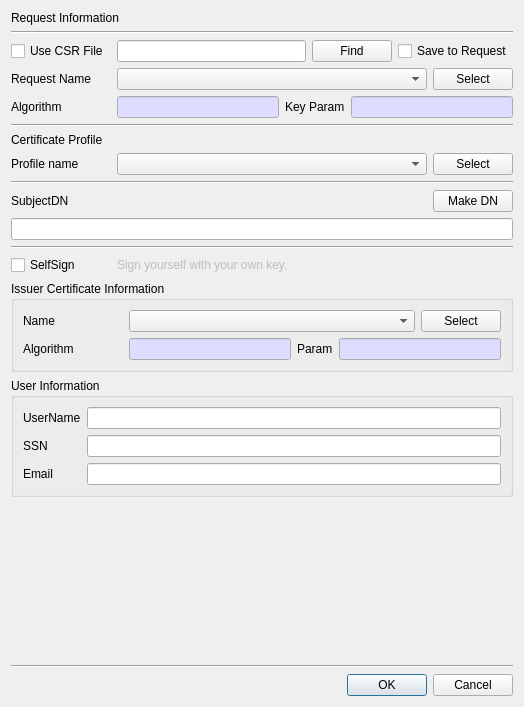
First picture: the form in CertMan/make_cert_dlg.ui, repository jykim74/CertMan, before the edit.
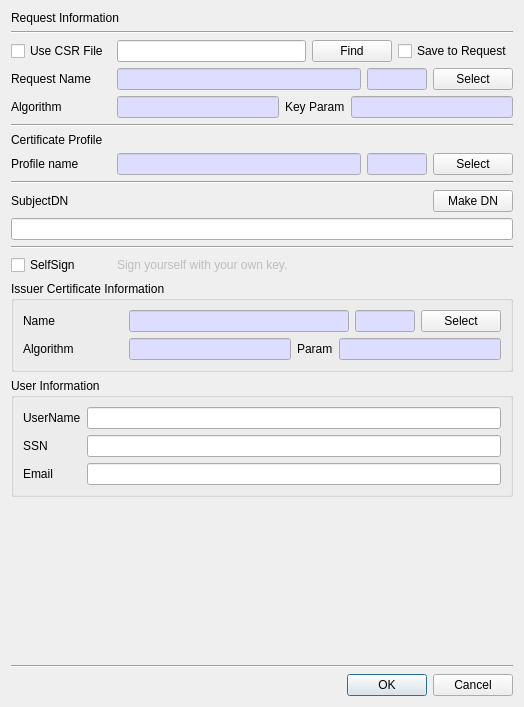
Second picture: the form after the edit.

Commit message: CAMan ProfileMan 지원

Patch:
```diff
--- a/CertMan/make_cert_dlg.ui
+++ b/CertMan/make_cert_dlg.ui
@@ -83,6 +83,13 @@
      <property name="topMargin">
       <number>0</number>
      </property>
+     <item row="0" column="3">
+      <widget class="QPushButton" name="mSelectCSRBtn">
+       <property name="text">
+        <string>Select</string>
+       </property>
+      </widget>
+     </item>
      <item row="0" column="0">
       <widget class="QLabel" name="label_2">
        <property name="minimumSize">
@@ -103,22 +110,82 @@
       </widget>
      </item>
      <item row="0" column="1">
-      <widget class="QComboBox" name="mReqNameCombo">
-       <property name="sizePolicy">
-        <sizepolicy hsizetype="Expanding" vsizetype="Fixed">
-         <horstretch>0</horstretch>
-         <verstretch>0</verstretch>
-        </sizepolicy>
+      <widget class="QLineEdit" name="mReqNameText">
+       <property name="palette">
+        <palette>
+         <active>
+          <colorrole role="Base">
+           <brush brushstyle="SolidPattern">
+            <color alpha="255">
+             <red>221</red>
+             <green>221</green>
+             <blue>255</blue>
+            </color>
+           </brush>
+          </colorrole>
+         </active>
+         <inactive>
+          <colorrole role="Base">
+           <brush brushstyle="SolidPattern">
+            <color alpha="255">
+             <red>221</red>
+             <green>221</green>
+             <blue>255</blue>
+            </color>
+           </brush>
+          </colorrole>
+         </inactive>
+         <disabled/>
+        </palette>
        </property>
-       <property name="sizeAdjustPolicy">
-        <enum>QComboBox::AdjustToContentsOnFirstShow</enum>
+       <property name="readOnly">
+        <bool>true</bool>
        </property>
       </widget>
      </item>
      <item row="0" column="2">
-      <widget class="QPushButton" name="mSelectCSRBtn">
-       <property name="text">
-        <string>Select</string>
+      <widget class="QLineEdit" name="mReqNumText">
+       <property name="minimumSize">
+        <size>
+         <width>60</width>
+         <height>0</height>
+        </size>
+       </property>
+       <property name="maximumSize">
+        <size>
+         <width>60</width>
+         <height>16777215</height>
+        </size>
+       </property>
+       <property name="palette">
+        <palette>
+         <active>
+          <colorrole role="Base">
+           <brush brushstyle="SolidPattern">
+            <color alpha="255">
+             <red>221</red>
+             <green>221</green>
+             <blue>255</blue>
+            </color>
+           </brush>
+          </colorrole>
+         </active>
+         <inactive>
+          <colorrole role="Base">
+           <brush brushstyle="SolidPattern">
+            <color alpha="255">
+             <red>221</red>
+             <green>221</green>
+             <blue>255</blue>
+            </color>
+           </brush>
+          </colorrole>
+         </inactive>
+         <disabled/>
+        </palette>
+       </property>
+       <property name="readOnly">
+        <bool>true</bool>
        </property>
       </widget>
      </item>
@@ -283,23 +350,93 @@
        </property>
       </widget>
      </item>
-     <item row="0" column="1">
-      <widget class="QComboBox" name="mProfileNameCombo">
-       <property name="sizePolicy">
-        <sizepolicy hsizetype="Expanding" vsizetype="Fixed">
-         <horstretch>0</horstretch>
-         <verstretch>0</verstretch>
-        </sizepolicy>
-       </property>
-      </widget>
-     </item>
-     <item row="0" column="2">
+     <item row="0" column="3">
       <widget class="QPushButton" name="mSelectProfileBtn">
        <property name="text">
         <string>Select</string>
        </property>
       </widget>
      </item>
+     <item row="0" column="1">
+      <widget class="QLineEdit" name="mProfileNameText">
+       <property name="palette">
+        <palette>
+         <active>
+          <colorrole role="Base">
+           <brush brushstyle="SolidPattern">
+            <color alpha="255">
+             <red>221</red>
+             <green>221</green>
+             <blue>255</blue>
+            </color>
+           </brush>
+          </colorrole>
+         </active>
+         <inactive>
+          <colorrole role="Base">
+           <brush brushstyle="SolidPattern">
+            <color alpha="255">
+             <red>221</red>
+             <green>221</green>
+             <blue>255</blue>
+            </color>
+           </brush>
+          </colorrole>
+         </inactive>
+         <disabled/>
+        </palette>
+       </property>
+       <property name="readOnly">
+        <bool>true</bool>
+       </property>
+      </widget>
+     </item>
+     <item row="0" column="2">
+      <widget class="QLineEdit" name="mProfileNumText">
+       <property name="minimumSize">
+        <size>
+         <width>60</width>
+         <height>0</height>
+        </size>
+       </property>
+       <property name="maximumSize">
+        <size>
+         <width>60</width>
+         <height>16777215</height>
+        </size>
+       </property>
+       <property name="palette">
+        <palette>
+         <active>
+          <colorrole role="Base">
+           <brush brushstyle="SolidPattern">
+            <color alpha="255">
+             <red>221</red>
+             <green>221</green>
+             <blue>255</blue>
+            </color>
+           </brush>
+          </colorrole>
+         </active>
+         <inactive>
+          <colorrole role="Base">
+           <brush brushstyle="SolidPattern">
+            <color alpha="255">
+             <red>221</red>
+             <green>221</green>
+             <blue>255</blue>
+            </color>
+           </brush>
+          </colorrole>
+         </inactive>
+         <disabled/>
+        </palette>
+       </property>
+       <property name="readOnly">
+        <bool>true</bool>
+       </property>
+      </widget>
+     </item>
     </layout>
    </item>
    <item>
@@ -479,22 +616,92 @@
          </widget>
         </item>
         <item row="0" column="1">
-         <widget class="QComboBox" name="mIssuerNameCombo">
-          <property name="sizePolicy">
-           <sizepolicy hsizetype="Expanding" vsizetype="Fixed">
-            <horstretch>0</horstretch>
-            <verstretch>0</verstretch>
-           </sizepolicy>
+         <widget class="QLineEdit" name="mIssuerNameText">
+          <property name="palette">
+           <palette>
+            <active>
+             <colorrole role="Base">
+              <brush brushstyle="SolidPattern">
+               <color alpha="255">
+                <red>221</red>
+                <green>221</green>
+                <blue>255</blue>
+               </color>
+              </brush>
+             </colorrole>
+            </active>
+            <inactive>
+             <colorrole role="Base">
+              <brush brushstyle="SolidPattern">
+               <color alpha="255">
+                <red>221</red>
+                <green>221</green>
+                <blue>255</blue>
+               </color>
+              </brush>
+             </colorrole>
+            </inactive>
+            <disabled/>
+           </palette>
+          </property>
+          <property name="readOnly">
+           <bool>true</bool>
           </property>
          </widget>
         </item>
-        <item row="0" column="2">
+        <item row="0" column="3">
          <widget class="QPushButton" name="mSelectCACertBtn">
           <property name="text">
            <string>Select</string>
           </property>
          </widget>
         </item>
+        <item row="0" column="2">
+         <widget class="QLineEdit" name="mIssuerNumText">
+          <property name="minimumSize">
+           <size>
+            <width>60</width>
+            <height>0</height>
+           </size>
+          </property>
+          <property name="maximumSize">
+           <size>
+            <width>60</width>
+            <height>16777215</height>
+           </size>
+          </property>
+          <property name="palette">
+           <palette>
+            <active>
+             <colorrole role="Base">
+              <brush brushstyle="SolidPattern">
+               <color alpha="255">
+                <red>221</red>
+                <green>221</green>
+                <blue>255</blue>
+               </color>
+              </brush>
+             </colorrole>
+            </active>
+            <inactive>
+             <colorrole role="Base">
+              <brush brushstyle="SolidPattern">
+               <color alpha="255">
+                <red>221</red>
+                <green>221</green>
+                <blue>255</blue>
+               </color>
+              </brush>
+             </colorrole>
+            </inactive>
+            <disabled/>
+           </palette>
+          </property>
+          <property name="readOnly">
+           <bool>true</bool>
+          </property>
+         </widget>
+        </item>
        </layout>
       </item>
       <item>
```
Left out of the diff: 2 changed lines with no effect on the pictures. The commit also changes 12 other files.
